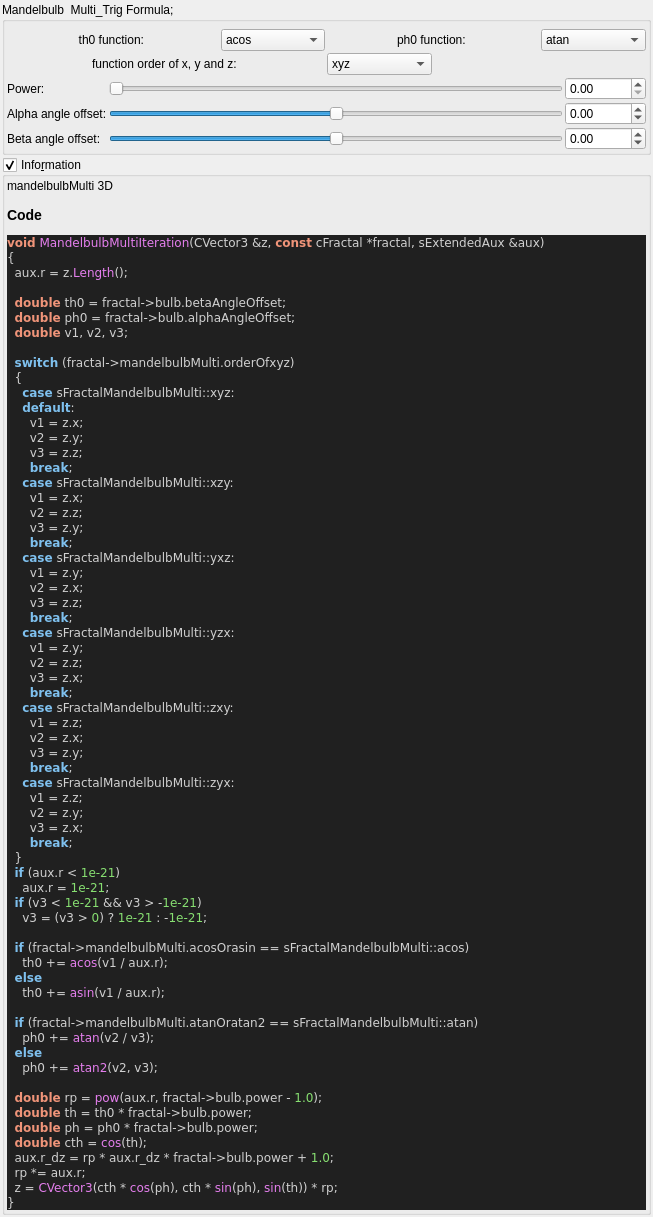
Before: the Qt Designer form mandelbulber2/qt_data/fractal_mandelbulb_multi.ui in buddhi1980/mandelbulber2, drawn with Qt 5.
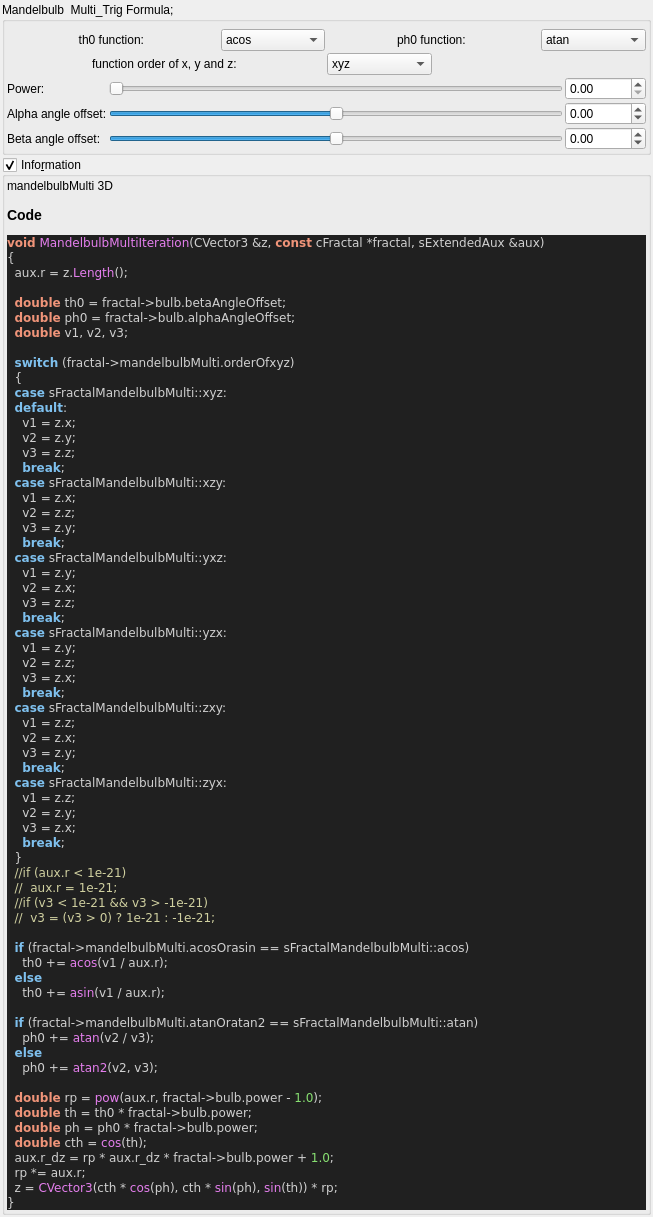
After: the same form once the commit is applied. Custom widgets are drawn as their Qt base class.

Commit message:
stripped code highlight output to body tag
 the surrounding part (HTML Tag and comment) contained version specific parts.
 Now only the body tag will be written to the ui file,
 so the complete output of populateUiInformation.php should be reproducable.

 Also readded broken symlinks in deploy/share/mandelbulber2

Diff of the .ui file:
```diff
--- a/mandelbulber2/qt_data/fractal_mandelbulb_multi.ui
+++ b/mandelbulber2/qt_data/fractal_mandelbulb_multi.ui
@@ -369,14 +369,8 @@
          <string>&lt;p&gt;mandelbulbMulti 3D&lt;/p&gt;&lt;table&gt;
 &lt;/table&gt;
 &lt;h3&gt;Code&lt;/h3&gt;
-&lt;!DOCTYPE HTML PUBLIC &quot;-//W3C//DTD HTML 4.0 Transitional//EN&quot;&gt;
-&lt;html&gt;
-&lt;head&gt;
-&lt;meta http-equiv=&quot;content-type&quot; content=&quot;text/html; charset=ISO-8859-1&quot;&gt;
-&lt;title&gt;Source file&lt;/title&gt;
-&lt;/head&gt;
 &lt;body style=&quot;background-color:#202020&quot;&gt;
-&lt;pre style=&quot;color:#d0d0d0; background-color:#202020;  font-family:'Courier New';&quot;&gt;&lt;span style=&quot;color:#f09479; font-weight:bold&quot;&gt;void&lt;/span&gt; &lt;span style=&quot;color:#e47eed&quot;&gt;MandelbulbMultiIteration&lt;/span&gt;&lt;span style=&quot;color:#d0d0d0&quot;&gt;(&lt;/span&gt;CVector3 &lt;span style=&quot;color:#d0d0d0&quot;&gt;&amp;amp;&lt;/span&gt;z&lt;span style=&quot;color:#d0d0d0&quot;&gt;,&lt;/span&gt; &lt;span style=&quot;color:#f09479; font-weight:bold&quot;&gt;const&lt;/span&gt; cFractal &lt;span style=&quot;color:#d0d0d0&quot;&gt;*&lt;/span&gt;fractal&lt;span style=&quot;color:#d0d0d0&quot;&gt;,&lt;/span&gt; sExtendedAux &lt;span style=&quot;color:#d0d0d0&quot;&gt;&amp;amp;&lt;/span&gt;aux&lt;span style=&quot;color:#d0d0d0&quot;&gt;)&lt;/span&gt;
+&lt;pre style=&quot;color:#d0d0d0; background-color:#202020;  font-family:'Courier New',monospace;&quot;&gt;&lt;span style=&quot;color:#f09479; font-weight:bold&quot;&gt;void&lt;/span&gt; &lt;span style=&quot;color:#e47eed&quot;&gt;MandelbulbMultiIteration&lt;/span&gt;&lt;span style=&quot;color:#d0d0d0&quot;&gt;(&lt;/span&gt;CVector3 &lt;span style=&quot;color:#d0d0d0&quot;&gt;&amp;amp;&lt;/span&gt;z&lt;span style=&quot;color:#d0d0d0&quot;&gt;,&lt;/span&gt; &lt;span style=&quot;color:#f09479; font-weight:bold&quot;&gt;const&lt;/span&gt; cFractal &lt;span style=&quot;color:#d0d0d0&quot;&gt;*&lt;/span&gt;fractal&lt;span style=&quot;color:#d0d0d0&quot;&gt;,&lt;/span&gt; sExtendedAux &lt;span style=&quot;color:#d0d0d0&quot;&gt;&amp;amp;&lt;/span&gt;aux&lt;span style=&quot;color:#d0d0d0&quot;&gt;)&lt;/span&gt;
 &lt;span style=&quot;color:#d0d0d0&quot;&gt;{&lt;/span&gt;
   aux&lt;span style=&quot;color:#d0d0d0&quot;&gt;.&lt;/span&gt;r &lt;span style=&quot;color:#d0d0d0&quot;&gt;=&lt;/span&gt; z&lt;span style=&quot;color:#d0d0d0&quot;&gt;.&lt;/span&gt;&lt;span style=&quot;color:#e47eed&quot;&gt;Length&lt;/span&gt;&lt;span style=&quot;color:#d0d0d0&quot;&gt;();&lt;/span&gt;
 
@@ -386,42 +380,42 @@
 
   &lt;span style=&quot;color:#7ec0ee; font-weight:bold&quot;&gt;switch&lt;/span&gt; &lt;span style=&quot;color:#d0d0d0&quot;&gt;(&lt;/span&gt;fractal&lt;span style=&quot;color:#d0d0d0&quot;&gt;-&amp;gt;&lt;/span&gt;mandelbulbMulti&lt;span style=&quot;color:#d0d0d0&quot;&gt;.&lt;/span&gt;orderOfxyz&lt;span style=&quot;color:#d0d0d0&quot;&gt;)&lt;/span&gt;
   &lt;span style=&quot;color:#d0d0d0&quot;&gt;{&lt;/span&gt;
-    &lt;span style=&quot;color:#7ec0ee; font-weight:bold&quot;&gt;case&lt;/span&gt; sFractalMandelbulbMulti&lt;span style=&quot;color:#d0d0d0&quot;&gt;::&lt;/span&gt;xyz&lt;span style=&quot;color:#d0d0d0&quot;&gt;:&lt;/span&gt;
-    &lt;span style=&quot;color:#7ec0ee; font-weight:bold&quot;&gt;default&lt;/span&gt;&lt;span style=&quot;color:#d0d0d0&quot;&gt;:&lt;/span&gt;
-      v1 &lt;span style=&quot;color:#d0d0d0&quot;&gt;=&lt;/span&gt; z&lt;span style=&quot;color:#d0d0d0&quot;&gt;.&lt;/span&gt;x&lt;span style=&quot;color:#d0d0d0&quot;&gt;;&lt;/span&gt;
-      v2 &lt;span style=&quot;color:#d0d0d0&quot;&gt;=&lt;/span&gt; z&lt;span style=&quot;color:#d0d0d0&quot;&gt;.&lt;/span&gt;y&lt;span style=&quot;color:#d0d0d0&quot;&gt;;&lt;/span&gt;
-      v3 &lt;span style=&quot;color:#d0d0d0&quot;&gt;=&lt;/span&gt; z&lt;span style=&quot;color:#d0d0d0&quot;&gt;.&lt;/span&gt;z&lt;span style=&quot;color:#d0d0d0&quot;&gt;;&lt;/span&gt;
-      &lt;span style=&quot;color:#7ec0ee; font-weight:bold&quot;&gt;break&lt;/span&gt;&lt;span style=&quot;color:#d0d0d0&quot;&gt;;&lt;/span&gt;
-    &lt;span style=&quot;color:#7ec0ee; font-weight:bold&quot;&gt;case&lt;/span&gt; sFractalMandelbulbMulti&lt;span style=&quot;color:#d0d0d0&quot;&gt;::&lt;/span&gt;xzy&lt;span style=&quot;color:#d0d0d0&quot;&gt;:&lt;/span&gt;
-      v1 &lt;span style=&quot;color:#d0d0d0&quot;&gt;=&lt;/span&gt; z&lt;span style=&quot;color:#d0d0d0&quot;&gt;.&lt;/span&gt;x&lt;span style=&quot;color:#d0d0d0&quot;&gt;;&lt;/span&gt;
-      v2 &lt;span style=&quot;color:#d0d0d0&quot;&gt;=&lt;/span&gt; z&lt;span style=&quot;color:#d0d0d0&quot;&gt;.&lt;/span&gt;z&lt;span style=&quot;color:#d0d0d0&quot;&gt;;&lt;/span&gt;
-      v3 &lt;span style=&quot;color:#d0d0d0&quot;&gt;=&lt;/span&gt; z&lt;span style=&quot;color:#d0d0d0&quot;&gt;.&lt;/span&gt;y&lt;span style=&quot;color:#d0d0d0&quot;&gt;;&lt;/span&gt;
-      &lt;span style=&quot;color:#7ec0ee; font-weight:bold&quot;&gt;break&lt;/span&gt;&lt;span style=&quot;color:#d0d0d0&quot;&gt;;&lt;/span&gt;
-    &lt;span style=&quot;color:#7ec0ee; font-weight:bold&quot;&gt;case&lt;/span&gt; sFractalMandelbulbMulti&lt;span style=&quot;color:#d0d0d0&quot;&gt;::&lt;/span&gt;yxz&lt;span style=&quot;color:#d0d0d0&quot;&gt;:&lt;/span&gt;
-      v1 &lt;span style=&quot;color:#d0d0d0&quot;&gt;=&lt;/span&gt; z&lt;span style=&quot;color:#d0d0d0&quot;&gt;.&lt;/span&gt;y&lt;span style=&quot;color:#d0d0d0&quot;&gt;;&lt;/span&gt;
-      v2 &lt;span style=&quot;color:#d0d0d0&quot;&gt;=&lt;/span&gt; z&lt;span style=&quot;color:#d0d0d0&quot;&gt;.&lt;/span&gt;x&lt;span style=&quot;color:#d0d0d0&quot;&gt;;&lt;/span&gt;
-      v3 &lt;span style=&quot;color:#d0d0d0&quot;&gt;=&lt;/span&gt; z&lt;span style=&quot;color:#d0d0d0&quot;&gt;.&lt;/span&gt;z&lt;span style=&quot;color:#d0d0d0&quot;&gt;;&lt;/span&gt;
-      &lt;span style=&quot;color:#7ec0ee; font-weight:bold&quot;&gt;break&lt;/span&gt;&lt;span style=&quot;color:#d0d0d0&quot;&gt;;&lt;/span&gt;
-    &lt;span style=&quot;color:#7ec0ee; font-weight:bold&quot;&gt;case&lt;/span&gt; sFractalMandelbulbMulti&lt;span style=&quot;color:#d0d0d0&quot;&gt;::&lt;/span&gt;yzx&lt;span style=&quot;color:#d0d0d0&quot;&gt;:&lt;/span&gt;
-      v1 &lt;span style=&quot;color:#d0d0d0&quot;&gt;=&lt;/span&gt; z&lt;span style=&quot;color:#d0d0d0&quot;&gt;.&lt;/span&gt;y&lt;span style=&quot;color:#d0d0d0&quot;&gt;;&lt;/span&gt;
-      v2 &lt;span style=&quot;color:#d0d0d0&quot;&gt;=&lt;/span&gt; z&lt;span style=&quot;color:#d0d0d0&quot;&gt;.&lt;/span&gt;z&lt;span style=&quot;color:#d0d0d0&quot;&gt;;&lt;/span&gt;
-      v3 &lt;span style=&quot;color:#d0d0d0&quot;&gt;=&lt;/span&gt; z&lt;span style=&quot;color:#d0d0d0&quot;&gt;.&lt;/span&gt;x&lt;span style=&quot;color:#d0d0d0&quot;&gt;;&lt;/span&gt;
-      &lt;span style=&quot;color:#7ec0ee; font-weight:bold&quot;&gt;break&lt;/span&gt;&lt;span style=&quot;color:#d0d0d0&quot;&gt;;&lt;/span&gt;
-    &lt;span style=&quot;color:#7ec0ee; font-weight:bold&quot;&gt;case&lt;/span&gt; sFractalMandelbulbMulti&lt;span style=&quot;color:#d0d0d0&quot;&gt;::&lt;/span&gt;zxy&lt;span style=&quot;color:#d0d0d0&quot;&gt;:&lt;/span&gt;
-      v1 &lt;span style=&quot;color:#d0d0d0&quot;&gt;=&lt;/span&gt; z&lt;span style=&quot;color:#d0d0d0&quot;&gt;.&lt;/span&gt;z&lt;span style=&quot;color:#d0d0d0&quot;&gt;;&lt;/span&gt;
-      v2 &lt;span style=&quot;color:#d0d0d0&quot;&gt;=&lt;/span&gt; z&lt;span style=&quot;color:#d0d0d0&quot;&gt;.&lt;/span&gt;x&lt;span style=&quot;color:#d0d0d0&quot;&gt;;&lt;/span&gt;
-      v3 &lt;span style=&quot;color:#d0d0d0&quot;&gt;=&lt;/span&gt; z&lt;span style=&quot;color:#d0d0d0&quot;&gt;.&lt;/span&gt;y&lt;span style=&quot;color:#d0d0d0&quot;&gt;;&lt;/span&gt;
-      &lt;span style=&quot;color:#7ec0ee; font-weight:bold&quot;&gt;break&lt;/span&gt;&lt;span style=&quot;color:#d0d0d0&quot;&gt;;&lt;/span&gt;
-    &lt;span style=&quot;color:#7ec0ee; font-weight:bold&quot;&gt;case&lt;/span&gt; sFractalMandelbulbMulti&lt;span style=&quot;color:#d0d0d0&quot;&gt;::&lt;/span&gt;zyx&lt;span style=&quot;color:#d0d0d0&quot;&gt;:&lt;/span&gt;
-      v1 &lt;span style=&quot;color:#d0d0d0&quot;&gt;=&lt;/span&gt; z&lt;span style=&quot;color:#d0d0d0&quot;&gt;.&lt;/span&gt;z&lt;span style=&quot;color:#d0d0d0&quot;&gt;;&lt;/span&gt;
-      v2 &lt;span style=&quot;color:#d0d0d0&quot;&gt;=&lt;/span&gt; z&lt;span style=&quot;color:#d0d0d0&quot;&gt;.&lt;/span&gt;y&lt;span style=&quot;color:#d0d0d0&quot;&gt;;&lt;/span&gt;
-      v3 &lt;span style=&quot;color:#d0d0d0&quot;&gt;=&lt;/span&gt; z&lt;span style=&quot;color:#d0d0d0&quot;&gt;.&lt;/span&gt;x&lt;span style=&quot;color:#d0d0d0&quot;&gt;;&lt;/span&gt;
-      &lt;span style=&quot;color:#7ec0ee; font-weight:bold&quot;&gt;break&lt;/span&gt;&lt;span style=&quot;color:#d0d0d0&quot;&gt;;&lt;/span&gt;
+  &lt;span style=&quot;color:#7ec0ee; font-weight:bold&quot;&gt;case&lt;/span&gt; sFractalMandelbulbMulti&lt;span style=&quot;color:#d0d0d0&quot;&gt;::&lt;/span&gt;xyz&lt;span style=&quot;color:#d0d0d0&quot;&gt;:&lt;/span&gt;
+  &lt;span style=&quot;color:#7ec0ee; font-weight:bold&quot;&gt;default&lt;/span&gt;&lt;span style=&quot;color:#d0d0d0&quot;&gt;:&lt;/span&gt;
+    v1 &lt;span style=&quot;color:#d0d0d0&quot;&gt;=&lt;/span&gt; z&lt;span style=&quot;color:#d0d0d0&quot;&gt;.&lt;/span&gt;x&lt;span style=&quot;color:#d0d0d0&quot;&gt;;&lt;/span&gt;
+    v2 &lt;span style=&quot;color:#d0d0d0&quot;&gt;=&lt;/span&gt; z&lt;span style=&quot;color:#d0d0d0&quot;&gt;.&lt;/span&gt;y&lt;span style=&quot;color:#d0d0d0&quot;&gt;;&lt;/span&gt;
+    v3 &lt;span style=&quot;color:#d0d0d0&quot;&gt;=&lt;/span&gt; z&lt;span style=&quot;color:#d0d0d0&quot;&gt;.&lt;/span&gt;z&lt;span style=&quot;color:#d0d0d0&quot;&gt;;&lt;/span&gt;
+    &lt;span style=&quot;color:#7ec0ee; font-weight:bold&quot;&gt;break&lt;/span&gt;&lt;span style=&quot;color:#d0d0d0&quot;&gt;;&lt;/span&gt;
+  &lt;span style=&quot;color:#7ec0ee; font-weight:bold&quot;&gt;case&lt;/span&gt; sFractalMandelbulbMulti&lt;span style=&quot;color:#d0d0d0&quot;&gt;::&lt;/span&gt;xzy&lt;span style=&quot;color:#d0d0d0&quot;&gt;:&lt;/span&gt;
+    v1 &lt;span style=&quot;color:#d0d0d0&quot;&gt;=&lt;/span&gt; z&lt;span style=&quot;color:#d0d0d0&quot;&gt;.&lt;/span&gt;x&lt;span style=&quot;color:#d0d0d0&quot;&gt;;&lt;/span&gt;
+    v2 &lt;span style=&quot;color:#d0d0d0&quot;&gt;=&lt;/span&gt; z&lt;span style=&quot;color:#d0d0d0&quot;&gt;.&lt;/span&gt;z&lt;span style=&quot;color:#d0d0d0&quot;&gt;;&lt;/span&gt;
+    v3 &lt;span style=&quot;color:#d0d0d0&quot;&gt;=&lt;/span&gt; z&lt;span style=&quot;color:#d0d0d0&quot;&gt;.&lt;/span&gt;y&lt;span style=&quot;color:#d0d0d0&quot;&gt;;&lt;/span&gt;
+    &lt;span style=&quot;color:#7ec0ee; font-weight:bold&quot;&gt;break&lt;/span&gt;&lt;span style=&quot;color:#d0d0d0&quot;&gt;;&lt;/span&gt;
+  &lt;span style=&quot;color:#7ec0ee; font-weight:bold&quot;&gt;case&lt;/span&gt; sFractalMandelbulbMulti&lt;span style=&quot;color:#d0d0d0&quot;&gt;::&lt;/span&gt;yxz&lt;span style=&quot;color:#d0d0d0&quot;&gt;:&lt;/span&gt;
+    v1 &lt;span style=&quot;color:#d0d0d0&quot;&gt;=&lt;/span&gt; z&lt;span style=&quot;color:#d0d0d0&quot;&gt;.&lt;/span&gt;y&lt;span style=&quot;color:#d0d0d0&quot;&gt;;&lt;/span&gt;
+    v2 &lt;span style=&quot;color:#d0d0d0&quot;&gt;=&lt;/span&gt; z&lt;span style=&quot;color:#d0d0d0&quot;&gt;.&lt;/span&gt;x&lt;span style=&quot;color:#d0d0d0&quot;&gt;;&lt;/span&gt;
+    v3 &lt;span style=&quot;color:#d0d0d0&quot;&gt;=&lt;/span&gt; z&lt;span style=&quot;color:#d0d0d0&quot;&gt;.&lt;/span&gt;z&lt;span style=&quot;color:#d0d0d0&quot;&gt;;&lt;/span&gt;
+    &lt;span style=&quot;color:#7ec0ee; font-weight:bold&quot;&gt;break&lt;/span&gt;&lt;span style=&quot;color:#d0d0d0&quot;&gt;;&lt;/span&gt;
+  &lt;span style=&quot;color:#7ec0ee; font-weight:bold&quot;&gt;case&lt;/span&gt; sFractalMandelbulbMulti&lt;span style=&quot;color:#d0d0d0&quot;&gt;::&lt;/span&gt;yzx&lt;span style=&quot;color:#d0d0d0&quot;&gt;:&lt;/span&gt;
+    v1 &lt;span style=&quot;color:#d0d0d0&quot;&gt;=&lt;/span&gt; z&lt;span style=&quot;color:#d0d0d0&quot;&gt;.&lt;/span&gt;y&lt;span style=&quot;color:#d0d0d0&quot;&gt;;&lt;/span&gt;
+    v2 &lt;span style=&quot;color:#d0d0d0&quot;&gt;=&lt;/span&gt; z&lt;span style=&quot;color:#d0d0d0&quot;&gt;.&lt;/span&gt;z&lt;span style=&quot;color:#d0d0d0&quot;&gt;;&lt;/span&gt;
+    v3 &lt;span style=&quot;color:#d0d0d0&quot;&gt;=&lt;/span&gt; z&lt;span style=&quot;color:#d0d0d0&quot;&gt;.&lt;/span&gt;x&lt;span style=&quot;color:#d0d0d0&quot;&gt;;&lt;/span&gt;
+    &lt;span style=&quot;color:#7ec0ee; font-weight:bold&quot;&gt;break&lt;/span&gt;&lt;span style=&quot;color:#d0d0d0&quot;&gt;;&lt;/span&gt;
+  &lt;span style=&quot;color:#7ec0ee; font-weight:bold&quot;&gt;case&lt;/span&gt; sFractalMandelbulbMulti&lt;span style=&quot;color:#d0d0d0&quot;&gt;::&lt;/span&gt;zxy&lt;span style=&quot;color:#d0d0d0&quot;&gt;:&lt;/span&gt;
+    v1 &lt;span style=&quot;color:#d0d0d0&quot;&gt;=&lt;/span&gt; z&lt;span style=&quot;color:#d0d0d0&quot;&gt;.&lt;/span&gt;z&lt;span style=&quot;color:#d0d0d0&quot;&gt;;&lt;/span&gt;
+    v2 &lt;span style=&quot;color:#d0d0d0&quot;&gt;=&lt;/span&gt; z&lt;span style=&quot;color:#d0d0d0&quot;&gt;.&lt;/span&gt;x&lt;span style=&quot;color:#d0d0d0&quot;&gt;;&lt;/span&gt;
+    v3 &lt;span style=&quot;color:#d0d0d0&quot;&gt;=&lt;/span&gt; z&lt;span style=&quot;color:#d0d0d0&quot;&gt;.&lt;/span&gt;y&lt;span style=&quot;color:#d0d0d0&quot;&gt;;&lt;/span&gt;
+    &lt;span style=&quot;color:#7ec0ee; font-weight:bold&quot;&gt;break&lt;/span&gt;&lt;span style=&quot;color:#d0d0d0&quot;&gt;;&lt;/span&gt;
+  &lt;span style=&quot;color:#7ec0ee; font-weight:bold&quot;&gt;case&lt;/span&gt; sFractalMandelbulbMulti&lt;span style=&quot;color:#d0d0d0&quot;&gt;::&lt;/span&gt;zyx&lt;span style=&quot;color:#d0d0d0&quot;&gt;:&lt;/span&gt;
+    v1 &lt;span style=&quot;color:#d0d0d0&quot;&gt;=&lt;/span&gt; z&lt;span style=&quot;color:#d0d0d0&quot;&gt;.&lt;/span&gt;z&lt;span style=&quot;color:#d0d0d0&quot;&gt;;&lt;/span&gt;
+    v2 &lt;span style=&quot;color:#d0d0d0&quot;&gt;=&lt;/span&gt; z&lt;span style=&quot;color:#d0d0d0&quot;&gt;.&lt;/span&gt;y&lt;span style=&quot;color:#d0d0d0&quot;&gt;;&lt;/span&gt;
+    v3 &lt;span style=&quot;color:#d0d0d0&quot;&gt;=&lt;/span&gt; z&lt;span style=&quot;color:#d0d0d0&quot;&gt;.&lt;/span&gt;x&lt;span style=&quot;color:#d0d0d0&quot;&gt;;&lt;/span&gt;
+    &lt;span style=&quot;color:#7ec0ee; font-weight:bold&quot;&gt;break&lt;/span&gt;&lt;span style=&quot;color:#d0d0d0&quot;&gt;;&lt;/span&gt;
   &lt;span style=&quot;color:#d0d0d0&quot;&gt;}&lt;/span&gt;
-  &lt;span style=&quot;color:#7ec0ee; font-weight:bold&quot;&gt;if&lt;/span&gt; &lt;span style=&quot;color:#d0d0d0&quot;&gt;(&lt;/span&gt;aux&lt;span style=&quot;color:#d0d0d0&quot;&gt;.&lt;/span&gt;r &lt;span style=&quot;color:#d0d0d0&quot;&gt;&amp;lt;&lt;/span&gt; &lt;span style=&quot;color:#87df71&quot;&gt;1e-21&lt;/span&gt;&lt;span style=&quot;color:#d0d0d0&quot;&gt;)&lt;/span&gt;
-    aux&lt;span style=&quot;color:#d0d0d0&quot;&gt;.&lt;/span&gt;r &lt;span style=&quot;color:#d0d0d0&quot;&gt;=&lt;/span&gt; &lt;span style=&quot;color:#87df71&quot;&gt;1e-21&lt;/span&gt;&lt;span style=&quot;color:#d0d0d0&quot;&gt;;&lt;/span&gt;
-  &lt;span style=&quot;color:#7ec0ee; font-weight:bold&quot;&gt;if&lt;/span&gt; &lt;span style=&quot;color:#d0d0d0&quot;&gt;(&lt;/span&gt;v3 &lt;span style=&quot;color:#d0d0d0&quot;&gt;&amp;lt;&lt;/span&gt; &lt;span style=&quot;color:#87df71&quot;&gt;1e-21&lt;/span&gt; &lt;span style=&quot;color:#d0d0d0&quot;&gt;&amp;amp;&amp;amp;&lt;/span&gt; v3 &lt;span style=&quot;color:#d0d0d0&quot;&gt;&amp;gt; -&lt;/span&gt;&lt;span style=&quot;color:#87df71&quot;&gt;1e-21&lt;/span&gt;&lt;span style=&quot;color:#d0d0d0&quot;&gt;)&lt;/span&gt;
-    v3 &lt;span style=&quot;color:#d0d0d0&quot;&gt;= (&lt;/span&gt;v3 &lt;span style=&quot;color:#d0d0d0&quot;&gt;&amp;gt;&lt;/span&gt; &lt;span style=&quot;color:#87df71&quot;&gt;0&lt;/span&gt;&lt;span style=&quot;color:#d0d0d0&quot;&gt;)&lt;/span&gt; ? &lt;span style=&quot;color:#87df71&quot;&gt;1e-21&lt;/span&gt; &lt;span style=&quot;color:#d0d0d0&quot;&gt;: -&lt;/span&gt;&lt;span style=&quot;color:#87df71&quot;&gt;1e-21&lt;/span&gt;&lt;span style=&quot;color:#d0d0d0&quot;&gt;;&lt;/span&gt;
+  &lt;span style=&quot;color:#d0d0a0&quot;&gt;//if (aux.r &amp;lt; 1e-21)&lt;/span&gt;
+  &lt;span style=&quot;color:#d0d0a0&quot;&gt;//  aux.r = 1e-21;&lt;/span&gt;
+  &lt;span style=&quot;color:#d0d0a0&quot;&gt;//if (v3 &amp;lt; 1e-21 &amp;amp;&amp;amp; v3 &amp;gt; -1e-21)&lt;/span&gt;
+  &lt;span style=&quot;color:#d0d0a0&quot;&gt;//  v3 = (v3 &amp;gt; 0) ? 1e-21 : -1e-21;&lt;/span&gt;
 
   &lt;span style=&quot;color:#7ec0ee; font-weight:bold&quot;&gt;if&lt;/span&gt; &lt;span style=&quot;color:#d0d0d0&quot;&gt;(&lt;/span&gt;fractal&lt;span style=&quot;color:#d0d0d0&quot;&gt;-&amp;gt;&lt;/span&gt;mandelbulbMulti&lt;span style=&quot;color:#d0d0d0&quot;&gt;.&lt;/span&gt;acosOrasin &lt;span style=&quot;color:#d0d0d0&quot;&gt;==&lt;/span&gt; sFractalMandelbulbMulti&lt;span style=&quot;color:#d0d0d0&quot;&gt;::&lt;/span&gt;acos&lt;span style=&quot;color:#d0d0d0&quot;&gt;)&lt;/span&gt;
     th0 &lt;span style=&quot;color:#d0d0d0&quot;&gt;+=&lt;/span&gt; &lt;span style=&quot;color:#e47eed&quot;&gt;acos&lt;/span&gt;&lt;span style=&quot;color:#d0d0d0&quot;&gt;(&lt;/span&gt;v1 &lt;span style=&quot;color:#d0d0d0&quot;&gt;/&lt;/span&gt; aux&lt;span style=&quot;color:#d0d0d0&quot;&gt;.&lt;/span&gt;r&lt;span style=&quot;color:#d0d0d0&quot;&gt;);&lt;/span&gt;
@@ -442,10 +436,7 @@
   z &lt;span style=&quot;color:#d0d0d0&quot;&gt;=&lt;/span&gt; &lt;span style=&quot;color:#e47eed&quot;&gt;CVector3&lt;/span&gt;&lt;span style=&quot;color:#d0d0d0&quot;&gt;(&lt;/span&gt;cth &lt;span style=&quot;color:#d0d0d0&quot;&gt;*&lt;/span&gt; &lt;span style=&quot;color:#e47eed&quot;&gt;cos&lt;/span&gt;&lt;span style=&quot;color:#d0d0d0&quot;&gt;(&lt;/span&gt;ph&lt;span style=&quot;color:#d0d0d0&quot;&gt;),&lt;/span&gt; cth &lt;span style=&quot;color:#d0d0d0&quot;&gt;*&lt;/span&gt; &lt;span style=&quot;color:#e47eed&quot;&gt;sin&lt;/span&gt;&lt;span style=&quot;color:#d0d0d0&quot;&gt;(&lt;/span&gt;ph&lt;span style=&quot;color:#d0d0d0&quot;&gt;),&lt;/span&gt; &lt;span style=&quot;color:#e47eed&quot;&gt;sin&lt;/span&gt;&lt;span style=&quot;color:#d0d0d0&quot;&gt;(&lt;/span&gt;th&lt;span style=&quot;color:#d0d0d0&quot;&gt;)) *&lt;/span&gt; rp&lt;span style=&quot;color:#d0d0d0&quot;&gt;;&lt;/span&gt;
 &lt;span style=&quot;color:#d0d0d0&quot;&gt;}&lt;/span&gt;
 &lt;/pre&gt;
-&lt;/body&gt;
-&lt;/html&gt;
-&lt;!--HTML generated by highlight 3.9, http://www.andre-simon.de/--&gt;
-</string>
+&lt;/body&gt;</string>
         </property>
         <property name="wordWrap">
          <bool>true</bool>
```
The commit also changes 109 other files.
